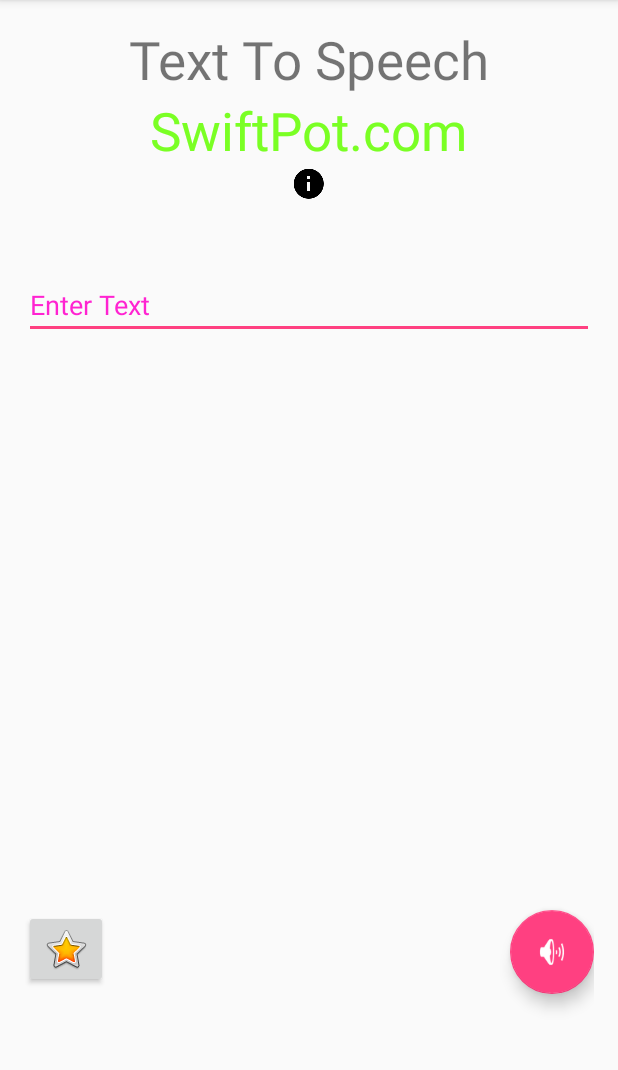
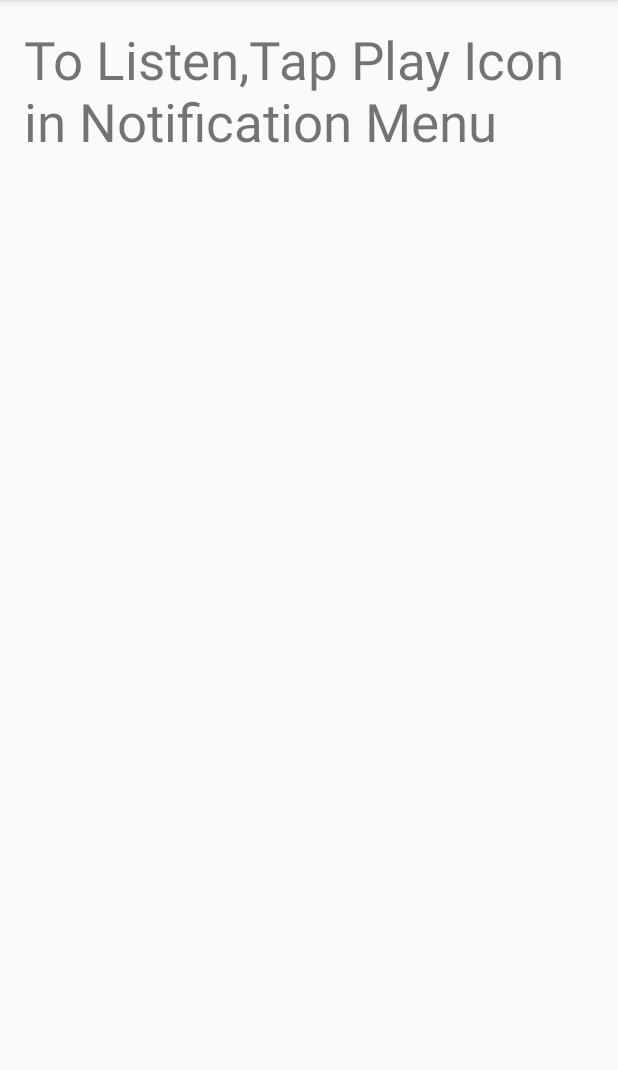
Before and after one commit to RbkGh/DailyText-Voice, an Android app: the screen it shows after launch (HomeActivity), on a phone screen of 412 x 824 dp, the part 84-1154 px from its top. Run offline under Robolectric (Android 15) with nearby library versions, the phone set to English and light mode, and no system bars.

Commit message:
Fully working DailyTextVoice,fix other issues later

```diff
--- a/app/src/main/java/com/swiftpot/dailytextvoice/NotificationActivityHandler.java
+++ b/app/src/main/java/com/swiftpot/dailytextvoice/NotificationActivityHandler.java
@@ -83,13 +83,14 @@ public class NotificationActivityHandler extends AppCompatActivity {
     }
 
 
+
     void talk(final String speech) {
         textToSpeech = new TextToSpeech(getApplicationContext(), new TextToSpeech.OnInitListener() {
             @Override
             public void onInit(int i) {
                 if (i != TextToSpeech.ERROR) {
                     textToSpeech.setLanguage(Locale.US);
-                    textToSpeech.speak(speech,TextToSpeech.QUEUE_FLUSH,null);
+                    textToSpeech.speak(speech,TextToSpeech.QUEUE_ADD,null);
                 }
             }
         });
--- a/app/src/main/java/com/swiftpot/dailytextvoice/fragments/HomeActivityFragment.java
+++ b/app/src/main/java/com/swiftpot/dailytextvoice/fragments/HomeActivityFragment.java
@@ -4,36 +4,26 @@ import android.app.NotificationManager;
 import android.app.PendingIntent;
 import android.content.Context;
 import android.content.Intent;
-import android.content.res.Resources;
 import android.os.Bundle;
 import android.speech.tts.TextToSpeech;
 import android.support.design.widget.FloatingActionButton;
 import android.support.v4.app.Fragment;
 import android.support.v4.app.NotificationCompat;
-import android.util.Log;
 import android.view.LayoutInflater;
 import android.view.View;
 import android.view.ViewGroup;
 import android.widget.EditText;
 import android.widget.ImageButton;
 import android.widget.RemoteViews;
-import android.widget.Toast;
 
 import com.swiftpot.dailytextvoice.NotificationActivityHandler;
 import com.swiftpot.dailytextvoice.R;
-import com.swiftpot.dailytextvoice.services.HotWordDetectorService;
-
-import java.util.Locale;
 
 /**
  * A placeholder fragment containing a simple view.
  */
 public class HomeActivityFragment extends Fragment {
 
-    TextToSpeech textToSpeech;
-    EditText edtTextStringToBeRead;
-    FloatingActionButton fabReadAloud;
-    ImageButton btnStartService;
     public HomeActivityFragment() {
     }
 
@@ -47,50 +37,14 @@ public class HomeActivityFragment extends Fragment {
     @Override
     public void onViewCreated(View view, Bundle savedInstanceState) {
         super.onViewCreated(view, savedInstanceState);
-        fabReadAloud =(FloatingActionButton) view.findViewById(R.id.fabReadAloud);
-        btnStartService = (ImageButton) view.findViewById(R.id.btnStartService);
-        edtTextStringToBeRead = (EditText) view.findViewById(R.id.edtTextStringToBeRead);
-        textToSpeech = new TextToSpeech(getActivity().getApplicationContext(), new TextToSpeech.OnInitListener() {
-            @Override
-            public void onInit(int status) {
-                if(status != TextToSpeech.ERROR) {
-                    textToSpeech.setLanguage(Locale.US);
-                }
-            }
-        });
-
-        btnStartService.setOnClickListener(new View.OnClickListener(){
-            @Override
-            public void onClick(View view) {
-//                Intent intent = new Intent(getActivity(), HotWordDetectorService.class);
-//                getActivity().startService(intent);
-                setStickyNotification();
-                Log.i(getClass().getName(), "Set Sticky notif!");
-            }
-        });
-
-        fabReadAloud.setOnClickListener(new View.OnClickListener() {
-            @Override
-            public void onClick(View v) {
-                String toSpeak = edtTextStringToBeRead.getText().toString();
-                Toast.makeText(getContext(), toSpeak, Toast.LENGTH_SHORT).show();
-                textToSpeech.speak(toSpeak, TextToSpeech.QUEUE_FLUSH, null);
-            }
-        });
+        setStickyNotification();
     }
 
     @Override
     public void onDestroy() {
-        if(textToSpeech !=null){
-            textToSpeech.stop();
-            textToSpeech.shutdown();
-        }
         super.onDestroy();
     }
 
-    public void setOnclickForPlay(View v){
-        Toast.makeText(getContext(),"hello Daily Text Voice",Toast.LENGTH_LONG).show();
-    }
     /*TODO set on click of notification buttons */
     private void setStickyNotification() {
         int notificationID = 2000;
--- a/app/src/main/res/layout/fragment_home.xml
+++ b/app/src/main/res/layout/fragment_home.xml
@@ -10,7 +10,7 @@
     tools:showIn="@layout/activity_home">
 
     <TextView
-        android:text="@string/text_to_speech"
+        android:text="To Listen,Tap Play Icon in Notification Menu"
         android:layout_width="wrap_content"
         android:layout_height="wrap_content"
         android:id="@+id/textview"
@@ -18,58 +18,4 @@
         android:layout_alignParentTop="true"
         android:layout_centerHorizontal="true" />
 
-    <TextView
-        android:layout_width="wrap_content"
-        android:layout_height="wrap_content"
-        android:text="@string/web_address"
-        android:id="@+id/textView"
-        android:layout_below="@+id/textview"
-        android:layout_centerHorizontal="true"
-        android:textColor="#ff7aff24"
-        android:textSize="35dp" />
-
-    <ImageView
-        android:layout_width="wrap_content"
-        android:layout_height="wrap_content"
-        android:id="@+id/imageView"
-        android:src="@drawable/ic_info_black_24dp"
-        android:layout_below="@+id/textView"
-        android:layout_centerHorizontal="true"
-        android:theme="@style/Base.TextAppearance.AppCompat" />
-
-    <EditText
-        android:layout_width="wrap_content"
-        android:layout_height="wrap_content"
-        android:id="@+id/edtTextStringToBeRead"
-        android:layout_below="@+id/imageView"
-        android:layout_marginTop="46dp"
-        android:hint="Enter Text"
-        android:layout_alignParentRight="true"
-        android:layout_alignParentEnd="true"
-        android:layout_alignParentLeft="true"
-        android:layout_alignParentStart="true"
-        android:textColor="#ff7aff10"
-        android:textColorHint="#ffff23d1" />
-
-    <android.support.design.widget.FloatingActionButton
-        android:id="@+id/fabReadAloud"
-        android:layout_width="wrap_content"
-        android:layout_height="wrap_content"
-        android:layout_gravity="bottom|end"
-        android:src="@android:drawable/ic_lock_silent_mode_off"
-        android:layout_marginBottom="89dp"
-        android:layout_alignParentBottom="true"
-        android:layout_alignParentRight="true"
-        android:layout_alignParentEnd="true" />
-
-    <ImageButton
-        style="?android:attr/buttonStyleSmall"
-        android:layout_width="wrap_content"
-        android:layout_height="wrap_content"
-        android:text="StartService"
-        android:id="@+id/btnStartService"
-        android:src="@android:drawable/btn_star_big_on"
-        android:layout_alignTop="@+id/fabReadAloud"
-        android:layout_alignParentLeft="true"
-        android:layout_alignParentStart="true" />
 </RelativeLayout>
```
